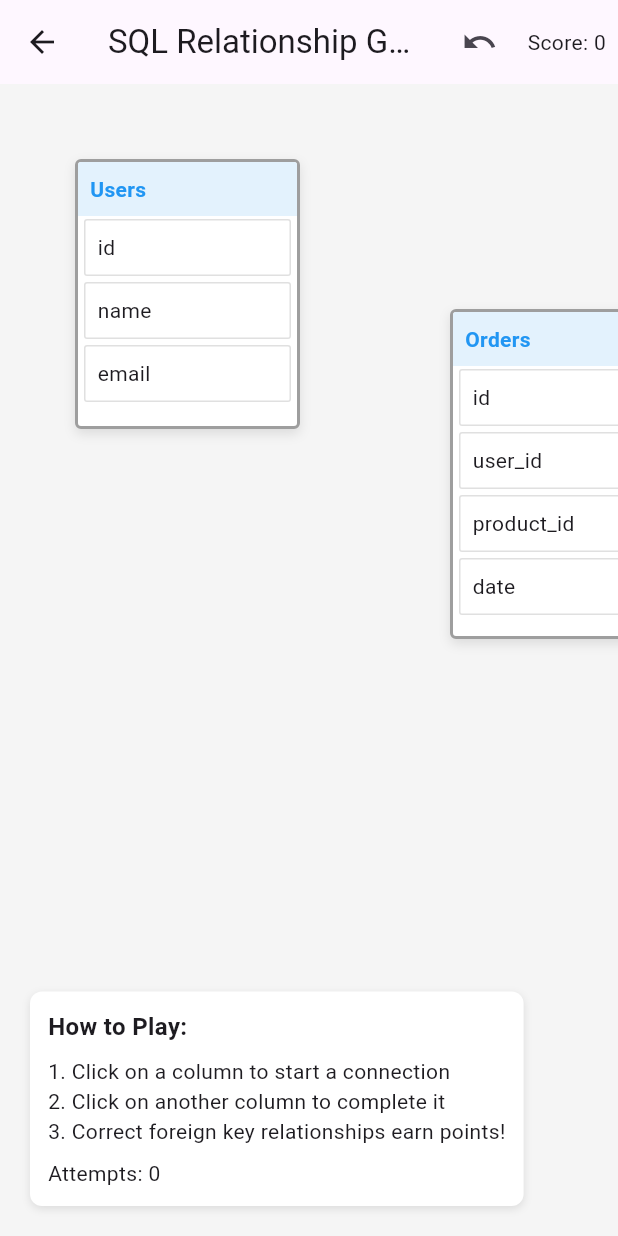
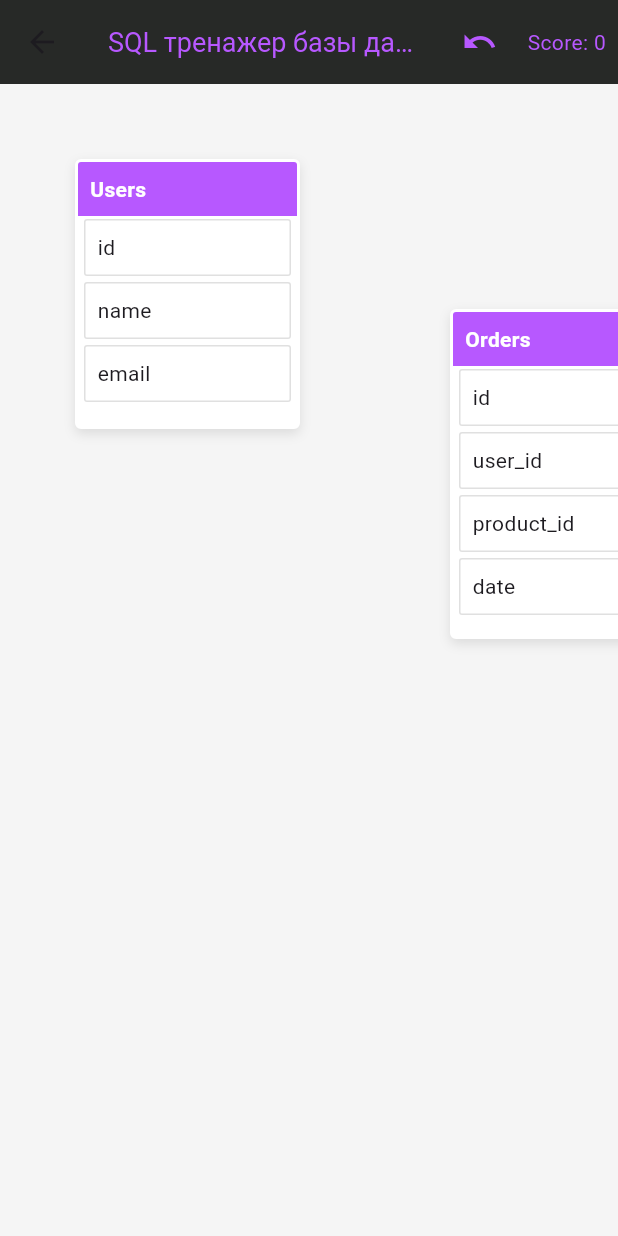
Before and after one commit to Klenkozarashi/TulaHack-Flutter-25, a Flutter app: the DatabaseGameScreen screen opened directly, on a phone screen of 412 x 824 dp. Run offline on Flutter 3.47's test engine with Material 3 defaults, Android fonts, the light colour scheme and no system bars; our stand-ins replace flutter_svg, shared_preferences; accounts and stored records are empty; Roboto replaces fonts that are missing (Jost).

Commit message:
Latest Commit

```diff
--- a/lib/domain/services/task_api.dart
+++ b/lib/domain/services/task_api.dart
@@ -5,7 +5,7 @@ import 'package:test_flut/domain/models/task.dart';
 
 class TaskApi {
   TaskApi();
-  static const String _baseUrl = 'http://45.155.207.23:4000/api';
+  static const String _baseUrl = 'http://localhost:4000/api';
 
   Future<ApiResponse> executeTask({
     required int subTaskId,
@@ -18,7 +18,7 @@ class TaskApi {
 
     final headers = {
       'Content-Type': 'application/json',
-      'Cookie': 'sessionToken=$token'
+      'Cookie': 'sessionToken=ee01e9db-ffce-4957-a044-3fd44de1b4db'
     };
 
     final body = jsonEncode({
--- a/lib/presentation/interactive_game.dart
+++ b/lib/presentation/interactive_game.dart
@@ -104,11 +104,13 @@ class _DatabaseGameScreenState extends State<DatabaseGameScreen> {
     return ScaffoldMessenger(
         key: scaffoldMessengerKey,
         child: Scaffold(
-          appBar: AppBar(
-            title: const Text('SQL Relationship Game'),
+          backgroundColor: Color.fromRGBO(39, 41, 39, 1),
+          appBar: AppBar( backgroundColor: Color.fromRGBO(39, 41, 39, 1),
+          title: Text("SQL тренажер базы данных", style: TextStyle(color: Color.fromRGBO(183, 88, 255, 1), fontFamily: "Jost", fontSize: 18),),
             actions: [
               IconButton(
-                icon: const Icon(Icons.undo),
+
+                icon: const Icon(Icons.undo, color:  Color.fromRGBO(183, 88, 255, 1) ),
                 tooltip: 'Undo last connection',
                 onPressed: () {
                   if (relationships.isNotEmpty) {
@@ -121,13 +123,17 @@ class _DatabaseGameScreenState extends State<DatabaseGameScreen> {
               ),
               Padding(
                 padding: const EdgeInsets.all(8.0),
-                child: Text('Score: $score'),
+                child: Text('Score: $score',style: TextStyle(color: Color.fromRGBO(183, 88, 255, 1)), ),
+
               ),
             ],
+
           ),
-          body: Stack(
+
+
+        body: Stack(
             children: [
-              // Background
+
               Container(color: Colors.grey[100]),
 
               // Arrows (drawn behind tables)
@@ -164,7 +170,7 @@ class _DatabaseGameScreenState extends State<DatabaseGameScreen> {
                   }
                 },
                 child: Container(
-                  color: Colors.transparent,
+                  color: const Color.fromARGB(0, 255, 255, 255),
                   child: CustomPaint(
                     painter: ArrowPainter(
                       relationships: relationships,
@@ -179,11 +185,16 @@ class _DatabaseGameScreenState extends State<DatabaseGameScreen> {
 
               // Tables
               ...tables.map((table) {
+
                 return Positioned(
                   left: table.position.left,
                   top: table.position.top,
                   child: DatabaseTableWidget(
-                    table: table,
+                       table: table,
+
+
+
+
                     onDragStart: (details) {
                       setState(() {
                         draggedTable = table;
@@ -267,46 +278,11 @@ class _DatabaseGameScreenState extends State<DatabaseGameScreen> {
               }).toList(),
 
               // Instructions
-              Positioned(
-                bottom: 20,
-                left: 20,
-                child: Container(
-                  padding: const EdgeInsets.all(12),
-                  decoration: BoxDecoration(
-                    color: Colors.white,
-                    borderRadius: BorderRadius.circular(8),
-                    boxShadow: [
-                      BoxShadow(
-                        color: Colors.black.withOpacity(0.1),
-                        blurRadius: 4,
-                        offset: const Offset(0, 2),
-                      ),
-                    ],
-                  ),
-                  child: Column(
-                    crossAxisAlignment: CrossAxisAlignment.start,
-                    children: [
-                      const Text(
-                        'How to Play:',
-                        style: TextStyle(
-                          fontWeight: FontWeight.bold,
-                          fontSize: 16,
-                        ),
-                      ),
-                      const SizedBox(height: 8),
-                      const Text('1. Click on a column to start a connection'),
-                      const Text('2. Click on another column to complete it'),
-                      const Text(
-                          '3. Correct foreign key relationships earn points!'),
-                      const SizedBox(height: 8),
-                      Text('Attempts: $attempts'),
-                    ],
-                  ),
-                ),
-              ),
+
             ],
           ),
-        ));
+        )
+      );
   }
 
   void _showErrorMessage(String message) {
@@ -361,7 +337,7 @@ class DatabaseTableWidget extends StatelessWidget {
           color: Colors.white,
           borderRadius: BorderRadius.circular(4),
           border: Border.all(
-            color: table.isSelected ? Colors.blue : Colors.grey,
+            color: table.isSelected ? Color.fromRGBO(183, 88, 255, 1) : const Color.fromARGB(255, 255, 255, 255),
             width: 2,
           ),
           boxShadow: [
@@ -379,7 +355,7 @@ class DatabaseTableWidget extends StatelessWidget {
             Container(
               padding: const EdgeInsets.all(8),
               decoration: BoxDecoration(
-                color: Colors.blue[50],
+                color: Color.fromRGBO(183, 88, 255, 1),
                 borderRadius: const BorderRadius.only(
                   topLeft: Radius.circular(2),
                   topRight: Radius.circular(2),
@@ -389,7 +365,7 @@ class DatabaseTableWidget extends StatelessWidget {
                 table.name,
                 style: const TextStyle(
                   fontWeight: FontWeight.bold,
-                  color: Colors.blue,
+                  color: Colors.white,
                 ),
               ),
             ),
@@ -404,7 +380,7 @@ class DatabaseTableWidget extends StatelessWidget {
                       const EdgeInsets.symmetric(horizontal: 4, vertical: 2),
                   decoration: BoxDecoration(
                     color: table.selectedColumn == column
-                        ? Colors.blue[100]
+                        ?Color.fromRGBO(183, 88, 255, 1)
                         : Colors.white,
                     borderRadius: BorderRadius.circular(2),
                     border: Border.all(
@@ -447,7 +423,7 @@ class ArrowPainter extends CustomPainter {
         paint.color = Colors.orange;
         paint.strokeWidth = 4;
       } else {
-        paint.color = rel.isCorrect ? Colors.green : Colors.red;
+        paint.color = rel.isCorrect ? const Color.fromARGB(255, 175, 194, 176) : const Color.fromARGB(255, 212, 142, 137);
         paint.strokeWidth = 2;
       }
 
```
Also changed, not shown: lib/domain/models/task.dart (+38 -42 lines), lib/presentation/db_sandbox.dart (+106 -14 lines).
